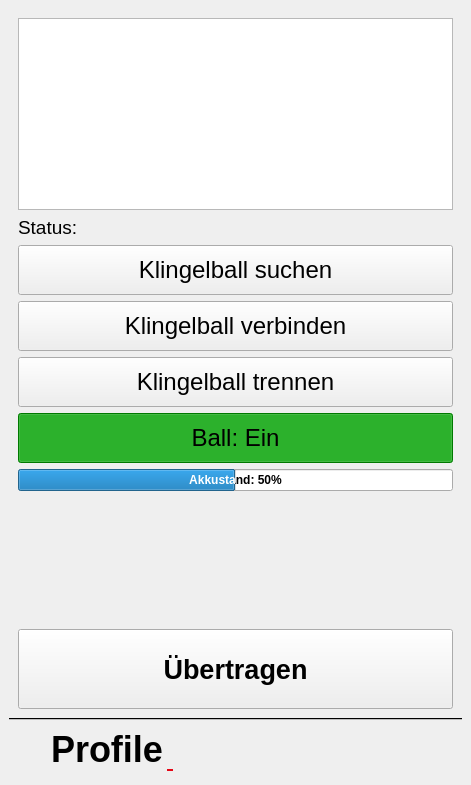
Old version of the form klingelballui.ui in the repository Sammasas/Klingelball-App.
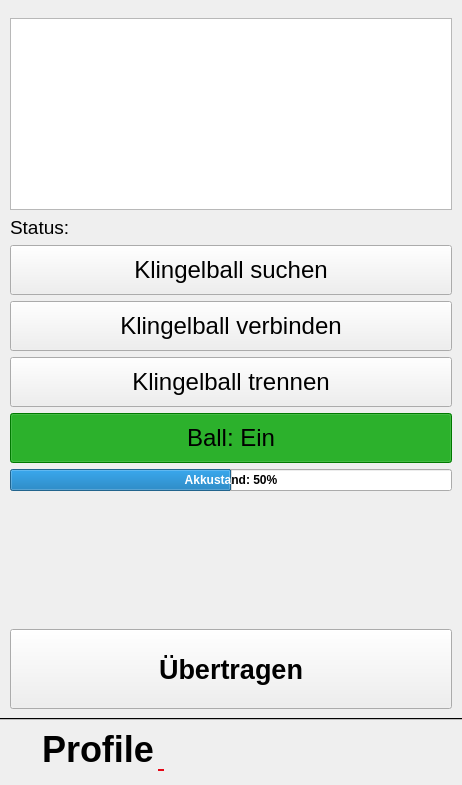
New version of the form. The open tabs and pages were chosen to show the change. Icons and pictures are not drawn.

```diff
--- a/klingelballui.ui
+++ b/klingelballui.ui
@@ -18,11 +18,23 @@
   </property>
   <widget class="QWidget" name="centralwidget">
    <layout class="QVBoxLayout" name="verticalLayout_2" stretch="0">
+    <property name="leftMargin">
+     <number>0</number>
+    </property>
+    <property name="rightMargin">
+     <number>0</number>
+    </property>
     <item>
      <widget class="QTabWidget" name="tabWidget">
       <property name="enabled">
        <bool>true</bool>
       </property>
+      <property name="sizePolicy">
+       <sizepolicy hsizetype="Preferred" vsizetype="Preferred">
+        <horstretch>0</horstretch>
+        <verstretch>0</verstretch>
+       </sizepolicy>
+      </property>
       <property name="font">
        <font>
         <family>Segoe UI</family>
@@ -2076,6 +2088,12 @@
         <string/>
        </attribute>
        <layout class="QVBoxLayout" name="verticalLayout_6">
+        <property name="leftMargin">
+         <number>10</number>
+        </property>
+        <property name="rightMargin">
+         <number>10</number>
+        </property>
         <item>
          <widget class="QListWidget" name="UIDeviceList">
           <property name="sizePolicy">
@@ -2242,6 +2260,12 @@
         </item>
         <item>
          <widget class="QPushButton" name="Uebtragen3">
+          <property name="sizePolicy">
+           <sizepolicy hsizetype="Preferred" vsizetype="Preferred">
+            <horstretch>0</horstretch>
+            <verstretch>0</verstretch>
+           </sizepolicy>
+          </property>
           <property name="minimumSize">
            <size>
             <width>0</width>
```
Left out of the diff: 33 changed lines with no effect on the pictures.
